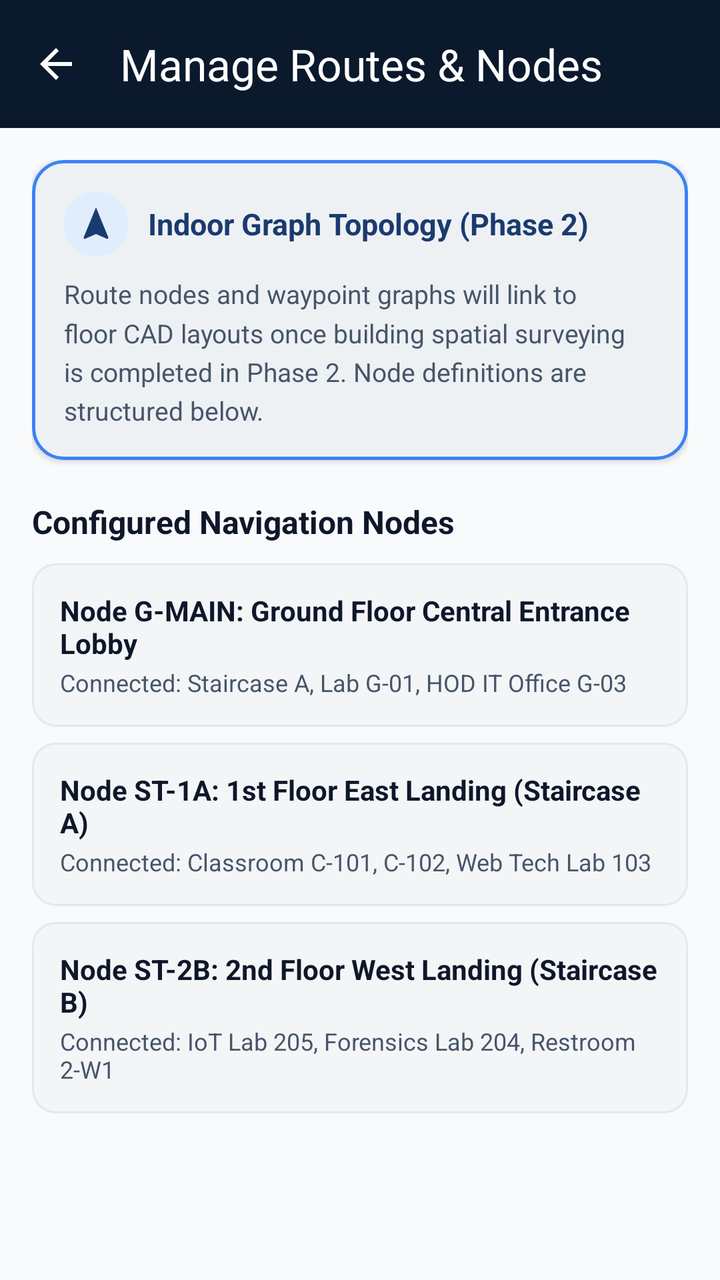
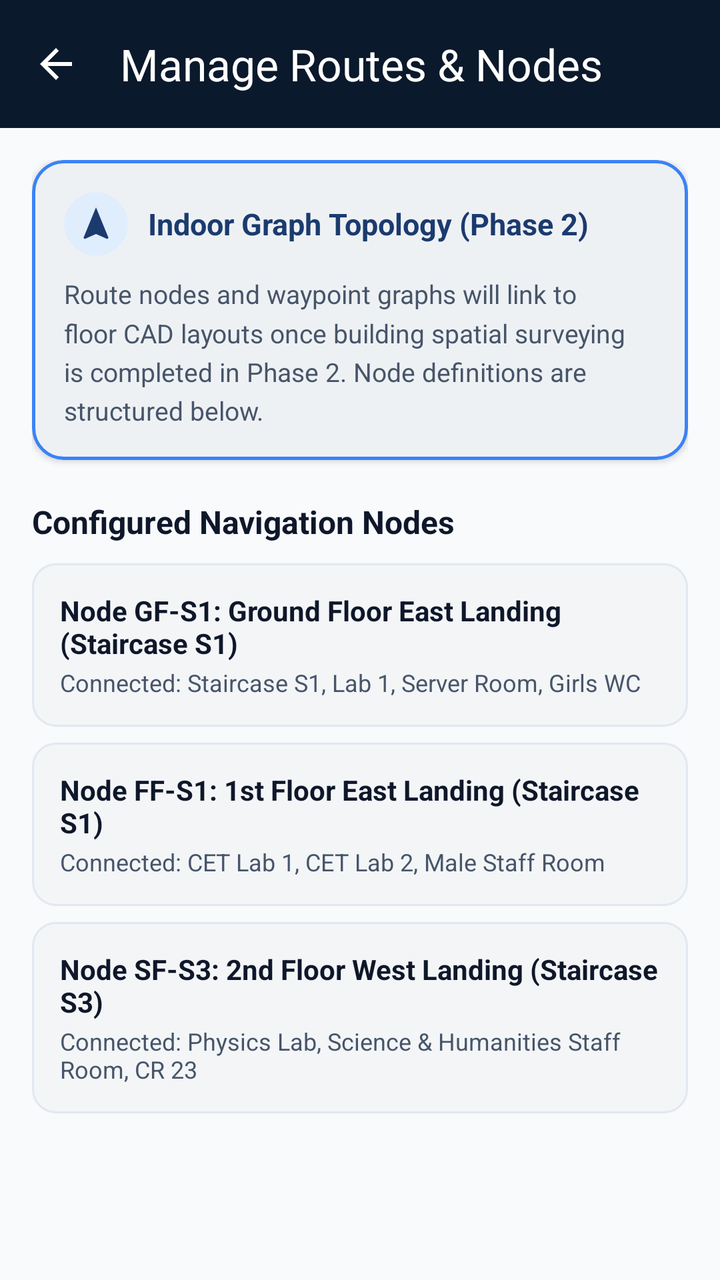

The first picture is an Android layout as it rendered before a commit; the second is the same layout after the commit. The layout source and the unified diff follow.
<!-- AndroidManifest.xml: application theme Theme.ANVAY -->
<!-- res/layout/activity_manage_routes.xml -->
<?xml version="1.0" encoding="utf-8"?>
<androidx.coordinatorlayout.widget.CoordinatorLayout xmlns:android="http://schemas.android.com/apk/res/android"
    xmlns:app="http://schemas.android.com/apk/res-auto"
    xmlns:tools="http://schemas.android.com/tools"
    android:layout_width="match_parent"
    android:layout_height="match_parent"
    android:background="@color/background">

    <com.google.android.material.appbar.AppBarLayout
        android:layout_width="match_parent"
        android:layout_height="wrap_content"
        android:background="@color/primary_dark"
        app:elevation="0dp">

        <com.google.android.material.appbar.MaterialToolbar
            android:id="@+id/toolbarManageRoutes"
            android:layout_width="match_parent"
            android:layout_height="?attr/actionBarSize"
            app:navigationIcon="@drawable/ic_back"
            app:navigationIconTint="@color/text_on_dark"
            app:title="@string/manage_routes"
            app:titleTextColor="@color/text_on_dark" />

    </com.google.android.material.appbar.AppBarLayout>

    <androidx.core.widget.NestedScrollView
        android:layout_width="match_parent"
        android:layout_height="match_parent"
        android:fillViewport="true"
        app:layout_behavior="@string/appbar_scrolling_view_behavior">

        <LinearLayout
            android:layout_width="match_parent"
            android:layout_height="wrap_content"
            android:orientation="vertical"
            android:padding="16dp"
            android:paddingBottom="60dp">

            
            <com.google.android.material.card.MaterialCardView
                android:layout_width="match_parent"
                android:layout_height="wrap_content"
                app:cardBackgroundColor="@color/surface"
                app:cardCornerRadius="16dp"
                app:cardElevation="2dp"
                app:strokeColor="@color/primary_light"
                app:strokeWidth="1.5dp">

                <LinearLayout
                    android:layout_width="match_parent"
                    android:layout_height="wrap_content"
                    android:orientation="vertical"
                    android:padding="16dp">

                    <LinearLayout
                        android:layout_width="match_parent"
                        android:layout_height="wrap_content"
                        android:gravity="center_vertical"
                        android:orientation="horizontal">

                        <ImageView
                            android:layout_width="32dp"
                            android:layout_height="32dp"
                            android:background="@drawable/bg_circle_icon"
                            android:backgroundTint="@color/primary_container"
                            android:padding="6dp"
                            android:src="@drawable/ic_navigation"
                            app:tint="@color/primary" />

                        <TextView
                            android:layout_width="wrap_content"
                            android:layout_height="wrap_content"
                            android:layout_marginStart="10dp"
                            android:text="Indoor Graph Topology (Phase 2)"
                            android:textColor="@color/primary"
                            android:textSize="15sp"
                            android:textStyle="bold" />

                    </LinearLayout>

                    <TextView
                        android:layout_width="match_parent"
                        android:layout_height="wrap_content"
                        android:layout_marginTop="10dp"
                        android:lineSpacingMultiplier="1.25"
                        android:text="Route nodes and waypoint graphs will link to floor CAD layouts once building spatial surveying is completed in Phase 2. Node definitions are structured below."
                        android:textColor="@color/text_secondary"
                        android:textSize="13sp" />

                </LinearLayout>
            </com.google.android.material.card.MaterialCardView>

            
            <TextView
                android:layout_width="wrap_content"
                android:layout_height="wrap_content"
                android:layout_marginTop="20dp"
                android:text="Configured Navigation Nodes"
                android:textColor="@color/text_primary"
                android:textSize="16sp"
                android:textStyle="bold" />

            
            <com.google.android.material.card.MaterialCardView
                android:layout_width="match_parent"
                android:layout_height="wrap_content"
                android:layout_marginTop="10dp"
                app:cardBackgroundColor="@color/surface"
                app:cardCornerRadius="12dp"
                app:cardElevation="1dp"
                app:strokeColor="@color/divider"
                app:strokeWidth="1dp">

                <LinearLayout
                    android:layout_width="match_parent"
                    android:layout_height="wrap_content"
                    android:orientation="vertical"
                    android:padding="14dp">

                    <TextView
                        android:layout_width="wrap_content"
                        android:layout_height="wrap_content"
                        android:text="Node G-MAIN: Ground Floor Central Entrance Lobby"
                        android:textColor="@color/text_primary"
                        android:textSize="14sp"
                        android:textStyle="bold" />

                    <TextView
                        android:layout_width="wrap_content"
                        android:layout_height="wrap_content"
                        android:layout_marginTop="2dp"
                        android:text="Connected: Staircase A, Lab G-01, HOD IT Office G-03"
                        android:textColor="@color/text_secondary"
                        android:textSize="12sp" />
                </LinearLayout>
            </com.google.android.material.card.MaterialCardView>

            
            <com.google.android.material.card.MaterialCardView
                android:layout_width="match_parent"
                android:layout_height="wrap_content"
                android:layout_marginTop="8dp"
                app:cardBackgroundColor="@color/surface"
                app:cardCornerRadius="12dp"
                app:cardElevation="1dp"
                app:strokeColor="@color/divider"
                app:strokeWidth="1dp">

                <LinearLayout
                    android:layout_width="match_parent"
                    android:layout_height="wrap_content"
                    android:orientation="vertical"
                    android:padding="14dp">

                    <TextView
                        android:layout_width="wrap_content"
                        android:layout_height="wrap_content"
                        android:text="Node ST-1A: 1st Floor East Landing (Staircase A)"
                        android:textColor="@color/text_primary"
                        android:textSize="14sp"
                        android:textStyle="bold" />

                    <TextView
                        android:layout_width="wrap_content"
                        android:layout_height="wrap_content"
                        android:layout_marginTop="2dp"
                        android:text="Connected: Classroom C-101, C-102, Web Tech Lab 103"
                        android:textColor="@color/text_secondary"
                        android:textSize="12sp" />
                </LinearLayout>
            </com.google.android.material.card.MaterialCardView>

            
            <com.google.android.material.card.MaterialCardView
                android:layout_width="match_parent"
                android:layout_height="wrap_content"
                android:layout_marginTop="8dp"
                app:cardBackgroundColor="@color/surface"
                app:cardCornerRadius="12dp"
                app:cardElevation="1dp"
                app:strokeColor="@color/divider"
                app:strokeWidth="1dp">

                <LinearLayout
                    android:layout_width="match_parent"
                    android:layout_height="wrap_content"
                    android:orientation="vertical"
                    android:padding="14dp">

                    <TextView
                        android:layout_width="wrap_content"
                        android:layout_height="wrap_content"
                        android:text="Node ST-2B: 2nd Floor West Landing (Staircase B)"
                        android:textColor="@color/text_primary"
                        android:textSize="14sp"
                        android:textStyle="bold" />

                    <TextView
                        android:layout_width="wrap_content"
                        android:layout_height="wrap_content"
                        android:layout_marginTop="2dp"
                        android:text="Connected: IoT Lab 205, Forensics Lab 204, Restroom 2-W1"
                        android:textColor="@color/text_secondary"
                        android:textSize="12sp" />
                </LinearLayout>
            </com.google.android.material.card.MaterialCardView>

        </LinearLayout>

    </androidx.core.widget.NestedScrollView>

</androidx.coordinatorlayout.widget.CoordinatorLayout>
<!-- resources referenced by this layout -->
<resources>
  <color name="background">#F8FAFC</color>
  <color name="divider">#E2E8F0</color>
  <color name="primary">#1B3B6F</color>
  <color name="primary_container">#E0EDFD</color>
  <color name="primary_dark">#0B192C</color>
  <color name="primary_light">#3B82F6</color>
  <color name="surface">#FFFFFF</color>
  <color name="text_on_dark">#FFFFFF</color>
  <color name="text_primary">#0F172A</color>
  <color name="text_secondary">#475569</color>
  <!-- drawable bg_circle_icon (drawable) -->
  <?xml version="1.0" encoding="utf-8"?>
  <shape xmlns:android="http://schemas.android.com/apk/res/android"
      android:shape="oval">
      <solid android:color="@color/primary_container" />
  </shape>
  <!-- drawable ic_back (drawable) -->
  <vector xmlns:android="http://schemas.android.com/apk/res/android"
      android:width="24dp"
      android:height="24dp"
      android:viewportWidth="24"
      android:viewportHeight="24">
    <path
        android:fillColor="@color/text_primary"
        android:pathData="M20,11H7.83l5.59,-5.59L12,4l-8,8 8,8 1.41,-1.41L7.83,13H20v-2z"/>
  </vector>
  <!-- drawable ic_navigation (drawable) -->
  <vector xmlns:android="http://schemas.android.com/apk/res/android"
      android:width="24dp"
      android:height="24dp"
      android:viewportWidth="24"
      android:viewportHeight="24">
    <path
        android:fillColor="@color/primary"
        android:pathData="M12,2L4.5,20.29l0.71,0.71L12,18l6.79,3 0.71,-0.71z"/>
  </vector>
  <string name="manage_routes">Manage Routes &amp; Nodes</string>
  <style name="Theme.ANVAY" parent="Theme.Material3.Light.NoActionBar">
          
          <item name="colorPrimary">@color/primary</item>
          <item name="colorPrimaryVariant">@color/primary_dark</item>
          <item name="colorOnPrimary">@color/on_primary</item>
          
          <item name="colorSecondary">@color/secondary</item>
          <item name="colorSecondaryVariant">@color/secondary_dark</item>
          <item name="colorOnSecondary">@color/on_secondary</item>
          
          <item name="android:statusBarColor">@color/primary_dark</item>
          <item name="android:windowLightStatusBar" tools:targetApi="m">false</item>
          
          <item name="android:windowBackground">@color/background</item>
          <item name="colorSurface">@color/surface</item>
          <item name="colorOnSurface">@color/text_primary</item>
      </style>
  <color name="on_primary">#FFFFFF</color>
  <color name="secondary">#0891B2</color>
  <color name="secondary_dark">#0E7490</color>
  <color name="on_secondary">#FFFFFF</color>
</resources>

<!-- the commit's change to res/layout/activity_manage_routes.xml (unified diff, before → after) -->
@@ -120,7 +120,7 @@
                     <TextView
                         android:layout_width="wrap_content"
                         android:layout_height="wrap_content"
-                        android:text="Node G-MAIN: Ground Floor Central Entrance Lobby"
+                        android:text="Node GF-S1: Ground Floor East Landing (Staircase S1)"
                         android:textColor="@color/text_primary"
                         android:textSize="14sp"
                         android:textStyle="bold" />
@@ -129,7 +129,7 @@
                         android:layout_width="wrap_content"
                         android:layout_height="wrap_content"
                         android:layout_marginTop="2dp"
-                        android:text="Connected: Staircase A, Lab G-01, HOD IT Office G-03"
+                        android:text="Connected: Staircase S1, Lab 1, Server Room, Girls WC"
                         android:textColor="@color/text_secondary"
                         android:textSize="12sp" />
                 </LinearLayout>
@@ -155,7 +155,7 @@
                     <TextView
                         android:layout_width="wrap_content"
                         android:layout_height="wrap_content"
-                        android:text="Node ST-1A: 1st Floor East Landing (Staircase A)"
+                        android:text="Node FF-S1: 1st Floor East Landing (Staircase S1)"
                         android:textColor="@color/text_primary"
                         android:textSize="14sp"
                         android:textStyle="bold" />
@@ -164,7 +164,7 @@
                         android:layout_width="wrap_content"
                         android:layout_height="wrap_content"
                         android:layout_marginTop="2dp"
-                        android:text="Connected: Classroom C-101, C-102, Web Tech Lab 103"
+                        android:text="Connected: CET Lab 1, CET Lab 2, Male Staff Room"
                         android:textColor="@color/text_secondary"
                         android:textSize="12sp" />
                 </LinearLayout>
@@ -190,7 +190,7 @@
                     <TextView
                         android:layout_width="wrap_content"
                         android:layout_height="wrap_content"
-                        android:text="Node ST-2B: 2nd Floor West Landing (Staircase B)"
+                        android:text="Node SF-S3: 2nd Floor West Landing (Staircase S3)"
                         android:textColor="@color/text_primary"
                         android:textSize="14sp"
                         android:textStyle="bold" />
@@ -199,7 +199,7 @@
                         android:layout_width="wrap_content"
                         android:layout_height="wrap_content"
                         android:layout_marginTop="2dp"
-                        android:text="Connected: IoT Lab 205, Forensics Lab 204, Restroom 2-W1"
+                        android:text="Connected: Physics Lab, Science &amp; Humanities Staff Room, CR 23"
                         android:textColor="@color/text_secondary"
                         android:textSize="12sp" />
                 </LinearLayout>
